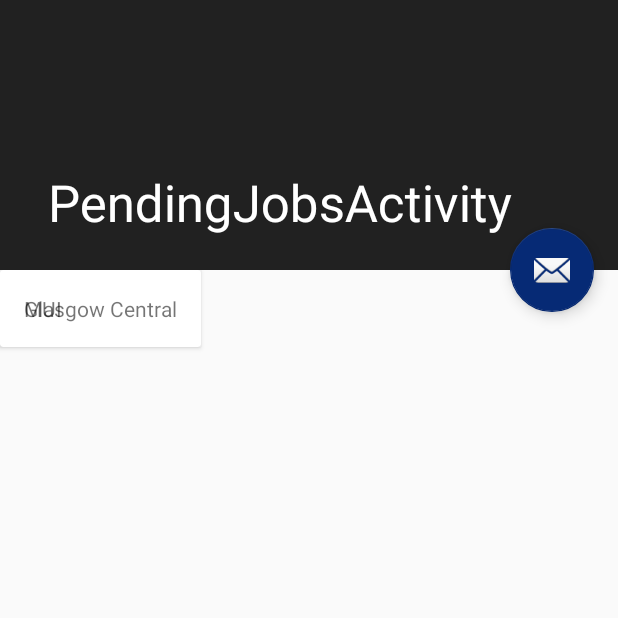
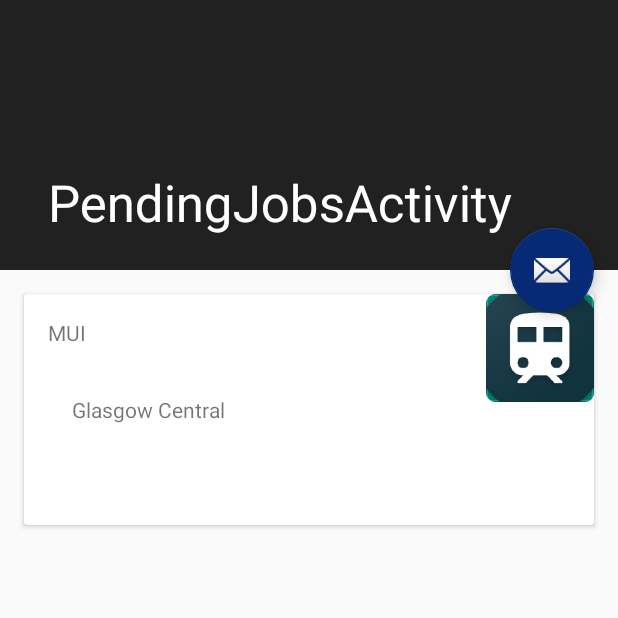
Before and after one commit to gbanne12/CheckMyTrain, an Android app: the PendingJobsActivity screen opened directly, with no data from a screen before it, on a phone screen of 412 x 824 dp, the top half of it. Run offline under Robolectric (Android 15) with nearby library versions, the phone set to English and light mode, and no system bars; our stand-ins replace Room's generated code.

Commit message:
Add layout info for the saved journey cards

```diff
--- a/app/src/main/res/layout/content_pending_jobs.xml
+++ b/app/src/main/res/layout/content_pending_jobs.xml
@@ -8,8 +8,20 @@
     tools:context=".activities.PendingJobsActivity"
     tools:showIn="@layout/activity_pending_jobs">
 
+    <LinearLayout
+        android:layout_width="match_parent"
+        android:layout_height="match_parent">
 
         <android.support.design.card.MaterialCardView
+            android:layout_width="match_parent"
+            android:layout_height="wrap_content"
+            android:layout_marginStart="@dimen/fab_margin"
+            android:layout_marginTop="@dimen/fab_margin"
+            android:layout_marginEnd="@dimen/fab_margin"
+            android:layout_marginBottom="@dimen/fab_margin">
+
+            <RelativeLayout
+                android:id="@+id/card-"
                 android:layout_width="wrap_content"
                 android:layout_height="wrap_content">
 
@@ -23,15 +35,30 @@
                     android:id="@+id/arrivalStationText"
                     android:layout_width="wrap_content"
                     android:layout_height="wrap_content"
+                    android:layout_below="@id/departureStationText"
+                    android:layout_alignStart="@id/departureStationText"
                     android:layout_margin="@dimen/text_margin" />
 
                 <TextView
                     android:id="@+id/timeText"
                     android:layout_width="wrap_content"
                     android:layout_height="wrap_content"
+                    android:layout_below="@id/arrivalStationText"
+                    android:layout_alignStart="@id/arrivalStationText"
                     android:layout_margin="@dimen/text_margin" />
+
+                <ImageView
+                    android:layout_width="wrap_content"
+                    android:layout_height="wrap_content"
+                    android:layout_alignParentTop="true"
+                    android:layout_alignParentEnd="true"
+                    android:src="@mipmap/ic_launcher" />
+
+            </RelativeLayout>
 
         </android.support.design.card.MaterialCardView>
 
+    </LinearLayout>
+
 
 </android.support.v4.widget.NestedScrollView>
```
Lines whose indentation alone changed are shown as unchanged.
